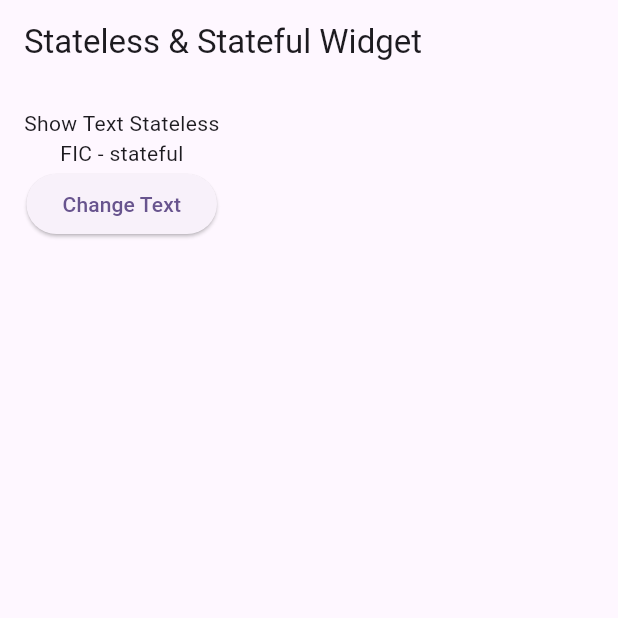
After one commit to sainrahmanii/flutter-basic-widget, a Flutter app: the screen it shows after launch, on a phone screen of 412 x 824 dp, the top half of it. The commit adds this screen. Run offline on Flutter 3.47's test engine with Material 3 defaults, Android fonts, the phone set to English and light mode, and no system bars; our stand-ins replace flutter_svg.

Commit message:
stateless and stateful

```diff
--- a/lib/main.dart
+++ b/lib/main.dart
@@ -1,7 +1,8 @@
 import 'package:flutter/material.dart';
-import 'package:flutter_basic_apps/widget_lessons/basic_form/dialog_widget.dart';
-import 'package:flutter_basic_apps/widget_lessons/basic_form/form_widget.dart';
-import 'package:flutter_basic_apps/widget_lessons/basic_layout/aspecratio_widget.dart';
+import 'package:flutter_basic_apps/widget_lessons/stateless_stateful_widget/stateless_stateful_widget.dart';
+// import 'package:flutter_basic_apps/widget_lessons/basic_form/dialog_widget.dart';
+// import 'package:flutter_basic_apps/widget_lessons/basic_form/form_widget.dart';
+// import 'package:flutter_basic_apps/widget_lessons/basic_layout/aspecratio_widget.dart';
 // import 'package:flutter_basic_apps/widget_lessons/basic_layout/center_widget.dart';
 // import 'package:flutter_basic_apps/widget_lessons/basic_layout/column_widget.dart';
 // import 'package:flutter_basic_apps/widget_lessons/basic_layout/expanded_widget.dart';
@@ -41,7 +42,7 @@ class MyApp extends StatelessWidget {
           colorScheme: ColorScheme.fromSeed(seedColor: Colors.deepPurple),
           useMaterial3: true,
         ),
-        home: const FormWidget()
+        home: const StatelessStatfulWidget()
     );
   }
 }
--- a/lib/widget_lessons/navigation/navigation_push.dart
+++ b/lib/widget_lessons/navigation/navigation_push.dart
@@ -1,6 +1,6 @@
 import 'package:flutter/material.dart';
 import 'package:flutter_basic_apps/widget_lessons/navigation/navigation_pop.dart';
-import 'package:flutter_basic_apps/widget_lessons/navigation/sliver_widget.dart';
+// import 'package:flutter_basic_apps/widget_lessons/navigation/sliver_widget.dart';
 
 class NavigationPush extends StatefulWidget {
   const NavigationPush({Key? key}) : super(key: key);
--- /dev/null
+++ b/lib/widget_lessons/stateless_stateful_widget/stateless_stateful_widget.dart
@@ -0,0 +1,75 @@
+import 'package:flutter/material.dart';
+
+class StatelessStatfulWidget extends StatefulWidget {
+  const StatelessStatfulWidget({Key? key}) : super(key: key);
+
+  @override
+  State<StatelessStatfulWidget> createState() => _StatelessStatfulWidgetState();
+}
+
+class _StatelessStatfulWidgetState extends State<StatelessStatfulWidget> {
+  @override
+  Widget build(BuildContext context) {
+    return Scaffold(
+      appBar: AppBar(
+        title: const Text(
+          'Stateless & Stateful Widget'
+        ),
+        actions: const [],
+      ),
+      body: SingleChildScrollView(
+        child: Container(
+          padding: const EdgeInsets.all(16),
+          child: const Column(
+            children: [
+              ShowText(text: 'Show Text Stateless'),
+              ChangeTextWidget()
+            ],
+          ),
+        ),
+      ),
+    );
+  }
+}
+
+class ChangeTextWidget extends StatefulWidget {
+  const ChangeTextWidget({super.key});
+
+  @override
+  State<ChangeTextWidget>createState() => _ChangeTextWidgetState();
+
+}
+
+class _ChangeTextWidgetState extends State<ChangeTextWidget> {
+  String text = 'FIC';
+  @override
+  Widget build(BuildContext context){
+    return Column(
+      children: [
+        Text('$text - stateful'),
+        ElevatedButton(onPressed: (){
+          String newText = DateTime.now().toIso8601String();
+          setState(() {
+            text = newText;
+          });
+        },
+        child: const Text('Change Text'),
+        )
+      ],
+    );
+  }
+}
+
+class ShowText extends StatelessWidget {
+  final String text;
+  const ShowText({
+    Key? key,
+    required this.text,
+  }) : super(key: key);
+
+  @override
+  Widget build(BuildContext context){
+    return Text(text);
+  }
+
+}
```
